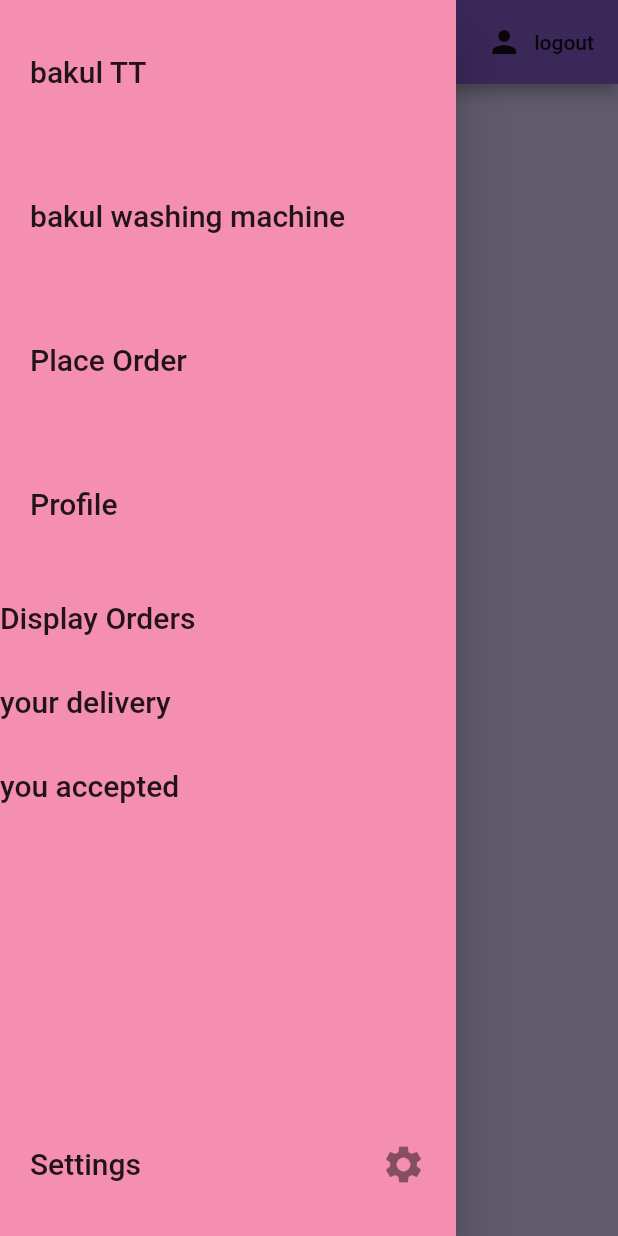
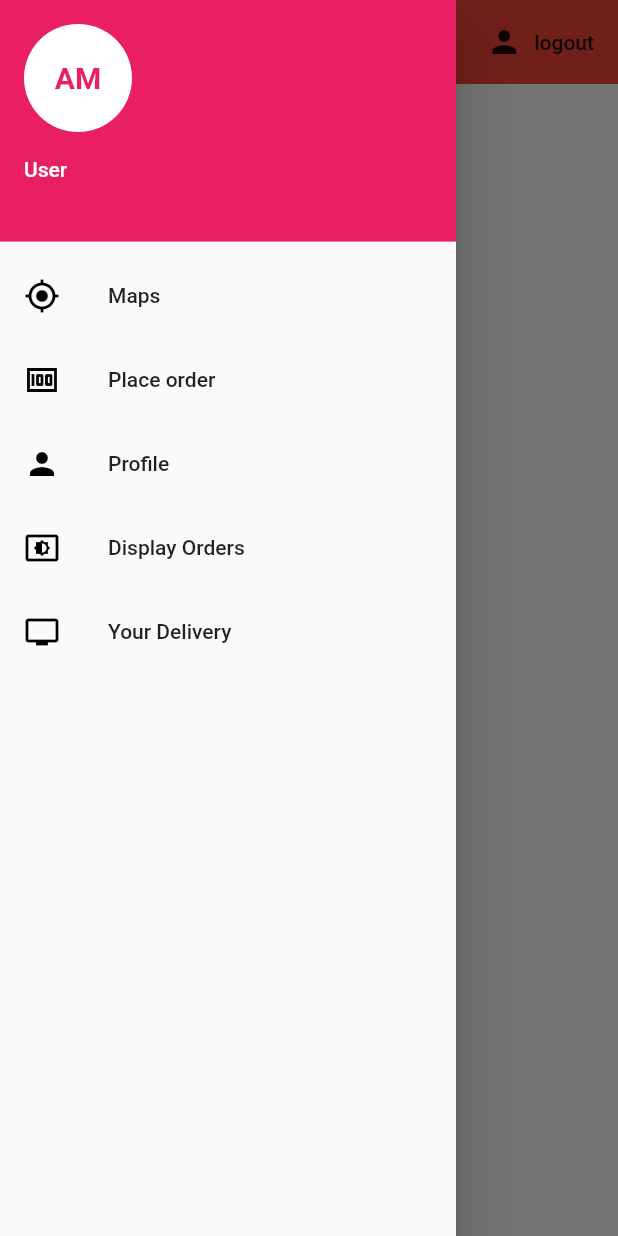
Before and after one commit to saru-d2/trashUber, a Flutter app: the screen it shows once a user with an empty profile is signed in, with the side drawer open, on a phone screen of 412 x 824 dp. Run offline on Flutter 3.47's test engine with Material 2 defaults, Android fonts, the phone set to English and light mode, and no system bars; our stand-ins replace cloud_firestore, dropdown_formfield, firebase_auth, flutter_signin_button, flutter_spinkit, google_sign_in and 1 more; accounts and stored records are empty.

Commit message:
updated drawer menu layout and display user on nav

```diff
--- a/lib/screens/home/home.dart
+++ b/lib/screens/home/home.dart
@@ -31,8 +31,7 @@ class _HomeState extends State<Home> {
             textAlign: TextAlign.center,
           ),
         ),
-
-        onTap: (){
+        onTap: () {
           Navigator.push(context, MaterialPageRoute(builder: (context) {
             return identifier[text];
           }));
@@ -47,10 +46,10 @@ class _HomeState extends State<Home> {
     return loading
         ? Loading()
         : Scaffold(
-            backgroundColor: Colors.deepPurple[100],
             appBar: AppBar(
                 title: Text("Home"),
-                backgroundColor: Colors.deepPurple[400],
+                backgroundColor: Colors.red,
+                elevation: 0.2,
                 actions: <Widget>[
                   FlatButton.icon(
                       icon: Icon(Icons.person),
--- /dev/null
+++ b/lib/screens/services/maps.dart
@@ -0,0 +1,21 @@
+// import 'package:cloud_firestore/cloud_firestore.dart';
+import 'package:flutter/material.dart';
+
+class Maps extends StatelessWidget {
+  @override
+  Widget build(BuildContext context) {
+    return Scaffold(
+      appBar: AppBar(
+        title: Text("Second Route"),
+      ),
+      body: Center(
+        child: ElevatedButton(
+          onPressed: () {
+            Navigator.pop(context);
+          },
+          child: Text('Go back!'),
+        ),
+      ),
+    );
+  }
+}
--- a/lib/services/authenticate.dart
+++ b/lib/services/authenticate.dart
@@ -7,6 +7,7 @@ class Authservice {
   final GoogleSignIn _googleSignIn = GoogleSignIn();
   final FirebaseAuth _auth = FirebaseAuth.instance;
   final Firestore _db = Firestore.instance;
+
   //new user based on firebase user
   User _userFromFirebaseUser(FirebaseUser user) {
     return user != null ? User(uid: user.uid) : null;
@@ -59,7 +60,6 @@ class Authservice {
       print(e.toString());
       return null;
     }
-
   }
 
   //sign out
@@ -84,12 +84,23 @@ class Authservice {
     }
   }
 
+  Future<String> currentUser() async {
+    FirebaseUser user = await _auth.currentUser();
+    return user.uid;
+  }
+
+  Future<String> getCurrentUserEmail() async {
+    FirebaseUser user = await _auth.currentUser();
+    final String email = user.email.toString();
+    print(email);
+    return email;
+  }
+
   //google sign in
   Future signInWithGoogle() async {
     try {
       final GoogleSignInAccount _googleUser = await _googleSignIn.signIn();
-      if( _googleUser == null)
-        return false;
+      if (_googleUser == null) return false;
       final GoogleSignInAuthentication googleAuth =
           await _googleUser.authentication;
       final AuthCredential credential = GoogleAuthProvider.getCredential(
--- a/lib/shared/dropdown.dart
+++ b/lib/shared/dropdown.dart
@@ -1,7 +1,7 @@
 import 'package:flutter/material.dart';
 import 'package:trash_uber/screens/services/displayOrders.dart';
 import 'package:trash_uber/screens/services/orderForm.dart';
-import 'package:trash_uber/screens/services/sport.dart';
+import 'package:trash_uber/screens/services/maps.dart';
 import 'package:trash_uber/screens/services/wash.dart';
 import 'package:trash_uber/screens/services/profile.dart';
 import 'package:trash_uber/screens/settings/settings.dart';
@@ -10,51 +10,116 @@ import 'package:trash_uber/services/authenticate.dart';
 
 class MainDrawer extends StatelessWidget {
   final Authservice _auth = Authservice();
+
   @override
   Widget build(BuildContext context) {
     return Drawer(
-      child: Container(
-        color: Colors.pink[200],
-        child: Column(
+      child: ListView(
         children: <Widget>[
-            ListTile(
-              contentPadding: EdgeInsets.all(20.0),
-              title: Text(
-                'bakul TT',
-                style: TextStyle(fontSize: 20),
-              ),
-              onTap: () {
-                Navigator.push(context, MaterialPageRoute(builder: (context) {
-                  return new sport(
-                      number: 0, item: 'Table Tennis', maxNum: 2);
-                }));
+          UserAccountsDrawerHeader(
+            decoration: BoxDecoration(color: Colors.pink),
+            accountName: Text("User"),
+            accountEmail: FutureBuilder<String>(
+              future: _auth.getCurrentUserEmail(),
+              builder: (BuildContext context, AsyncSnapshot<String> snapshot) {
+                if (snapshot.hasData) {
+                  return Text(snapshot.data);
+                } else {
+                  return Text("...");
+                }
               },
             ),
-            ListTile(
-              contentPadding: EdgeInsets.all(20.0),
-              title: Text(
-                'bakul washing machine',
-                style: TextStyle(fontSize: 20),
+            currentAccountPicture: GestureDetector(
+              child: CircleAvatar(
+                child: Text(
+                  "AM",
+                  style: TextStyle(
+                      color: Colors.pink,
+                      fontSize: 20.0,
+                      fontWeight: FontWeight.bold),
                 ),
+                backgroundColor: Colors.white,
+              ),
+            ),
+          ),
+          InkWell(
+            onTap: () {},
+            child: ListTile(
+              leading: Icon(
+                Icons.my_location,
+                color: Colors.black,
+              ),
+              title: Text("Maps"),
               onTap: () {
-                Navigator.push(context, MaterialPageRoute(builder: (context) {
-                  return new WashingMachine(
-                      number: 0, item: 'WashingMachines', maxNum: 3);
-                }));
+                Navigator.push(
+                    context, MaterialPageRoute(builder: (context) => Maps()));
               },
             ),
-            ListTile(
-              contentPadding: EdgeInsets.all(20.0),
-              title: Text(
-                'Place Order',
-                style: TextStyle(fontSize: 20),
           ),
+          InkWell(
+            onTap: () {},
+            child: ListTile(
+              leading: Icon(
+                Icons.money,
+                color: Colors.black,
+              ),
+              title: Text("Place order"),
               onTap: () {
                 Navigator.push(context, MaterialPageRoute(builder: (context) {
                   return new FormScreen();
                 }));
               },
             ),
+          ),
+          InkWell(
+            onTap: () {},
+            child: ListTile(
+              leading: Icon(
+                Icons.person,
+                color: Colors.black,
+              ),
+              title: Text("Profile"),
+              onTap: () {
+                Navigator.push(context, MaterialPageRoute(builder: (context) {
+                  return new Profile();
+                }));
+              },
+            ),
+          ),
+          InkWell(
+            onTap: () {},
+            child: ListTile(
+              leading: Icon(
+                Icons.settings_display,
+                color: Colors.black,
+              ),
+              title: Text("Display Orders"),
+              onTap: () {
+                Navigator.push(context, MaterialPageRoute(builder: (context) {
+                  return new DisplayOrders();
+                }));
+              },
+            ),
+          ),
+          InkWell(
+            onTap: () {},
+            child: ListTile(
+              leading: Icon(
+                Icons.personal_video,
+                color: Colors.black,
+              ),
+              title: Text("Your Delivery"),
+              onTap: () async {
+                final user = await _auth.getUser();
+                Navigator.push(context, MaterialPageRoute(builder: (context) {
+                  return new DisplayAccepted(type: "ordered", uid: user.uid);
+                }));
+              },
+            ),
+          ),
+          /*
+          ListTile(
+
           ListTile(
             contentPadding: EdgeInsets.all(20.0),
             title: Text(
@@ -88,7 +153,7 @@ class MainDrawer extends StatelessWidget {
             onTap: () async {
               final user = await _auth.getUser();
               Navigator.push(context, MaterialPageRoute(builder: (context) {
-                  return new DisplayAccepted(type: "ordered", uid:user.uid);
+                return new DisplayAccepted(type: "ordered", uid: user.uid);
               }));
             },
           ),
@@ -101,7 +166,7 @@ class MainDrawer extends StatelessWidget {
             onTap: () async {
               final user = await _auth.getUser();
               Navigator.push(context, MaterialPageRoute(builder: (context) {
-                  return new DisplayAccepted(type: "accepted", uid:user.uid);
+                return new DisplayAccepted(type: "accepted", uid: user.uid);
               }));
             },
           ),
@@ -124,8 +189,9 @@ class MainDrawer extends StatelessWidget {
               }));
             },
           ),
+          */
         ],
-        ),
+        // ),
       ),
     );
   }
```
Also changed, not shown: pubspec.lock. Lines whose indentation alone changed are shown as unchanged.
